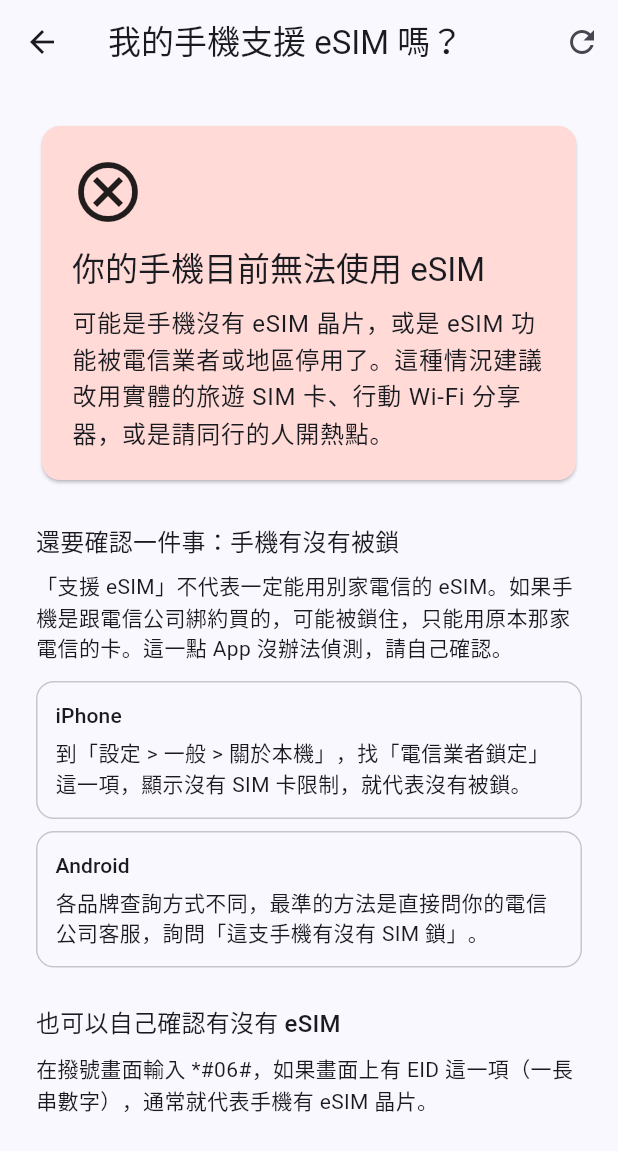
After one commit to ella618s/esim_guide, a Flutter app: the EsimCheckPage screen opened directly, after a tap on the "refresh" icon, on a phone screen of 412 x 824 dp. The commit adds this screen. Shown: the top 1151 px of the screen. Run offline on Flutter 3.47's test engine with Material 3 defaults, Android fonts, the phone set to English and light mode, and no system bars; our stand-ins replace flutter_riverpod, shared_preferences; accounts and stored records are empty.

Commit message:
偵測手機是否支援 eSIM（原生平台整合）

```diff
--- /dev/null
+++ b/lib/esim_check_page.dart
@@ -0,0 +1,149 @@
+import 'package:flutter/material.dart';
+import 'package:flutter_riverpod/flutter_riverpod.dart';
+
+import 'esim_support.dart';
+import 'providers.dart';
+
+/// 檢查這支手機支不支援 eSIM。
+/// 結果有三種：支援、不支援、無法判斷，每一種告訴使用者「接下來該做什麼」。
+class EsimCheckPage extends ConsumerWidget {
+  const EsimCheckPage({super.key});
+
+  @override
+  Widget build(BuildContext context, WidgetRef ref) {
+    final supportAsync = ref.watch(esimSupportProvider);
+
+    return Scaffold(
+      appBar: AppBar(
+        title: const Text('我的手機支援 eSIM 嗎？'),
+        actions: [
+          IconButton(
+            tooltip: '重新檢查',
+            icon: const Icon(Icons.refresh),
+            // invalidate：丟掉舊結果，重新問一次原生程式
+            onPressed: () => ref.invalidate(esimSupportProvider),
+          ),
+        ],
+      ),
+      body: supportAsync.when(
+        loading: () => const Center(child: CircularProgressIndicator()),
+        // checkEsimSupport 已經把所有錯誤轉成 unknown，這裡只是保險
+        error: (_, __) => const _ResultView(support: EsimSupport.unknown),
+        data: (support) => _ResultView(support: support),
+      ),
+    );
+  }
+}
+
+class _ResultView extends StatelessWidget {
+  const _ResultView({required this.support});
+
+  final EsimSupport support;
+
+  @override
+  Widget build(BuildContext context) {
+    final theme = Theme.of(context);
+
+    final IconData icon;
+    final String title;
+    final String body;
+    final Color? color;
+
+    switch (support) {
+      case EsimSupport.supported:
+        icon = Icons.check_circle_outline;
+        title = '你的手機支援 eSIM';
+        body = '這支手機有 eSIM 的功能，可以安裝旅遊 eSIM。';
+        color = theme.colorScheme.tertiaryContainer;
+      case EsimSupport.unsupported:
+        icon = Icons.cancel_outlined;
+        title = '你的手機目前無法使用 eSIM';
+        body = '可能是手機沒有 eSIM 晶片，或是 eSIM 功能被電信業者或地區停用了。'
+            '這種情況建議改用實體的旅遊 SIM 卡、行動 Wi-Fi 分享器，或是請同行的人開熱點。';
+        color = theme.colorScheme.errorContainer;
+      case EsimSupport.unknown:
+        icon = Icons.help_outline;
+        title = '沒辦法自動判斷';
+        body = '這個環境（例如網頁版）查不到手機的資訊，請用下面的方法自己確認。';
+        color = theme.colorScheme.secondaryContainer;
+    }
+
+    return ListView(
+      padding: const EdgeInsets.all(24),
+      children: [
+        Card(
+          color: color,
+          child: Padding(
+            padding: const EdgeInsets.all(20),
+            child: Column(
+              crossAxisAlignment: CrossAxisAlignment.start,
+              children: [
+                Icon(icon, size: 48),
+                const SizedBox(height: 12),
+                Text(title, style: theme.textTheme.titleLarge),
+                const SizedBox(height: 8),
+                Text(body, style: theme.textTheme.bodyLarge),
+              ],
+            ),
+          ),
+        ),
+        const SizedBox(height: 24),
+        Text('還要確認一件事：手機有沒有被鎖', style: theme.textTheme.titleMedium),
+        const SizedBox(height: 8),
+        const Text(
+          '「支援 eSIM」不代表一定能用別家電信的 eSIM。如果手機是跟電信公司綁約買的，'
+          '可能被鎖住，只能用原本那家電信的卡。這一點 App 沒辦法偵測，請自己確認。',
+        ),
+        const SizedBox(height: 12),
+        const _CheckTip(
+          title: 'iPhone',
+          text: '到「設定 > 一般 > 關於本機」，找「電信業者鎖定」這一項，'
+              '顯示沒有 SIM 卡限制，就代表沒有被鎖。',
+        ),
+        const _CheckTip(
+          title: 'Android',
+          text: '各品牌查詢方式不同，最準的方法是直接問你的電信公司客服，'
+              '詢問「這支手機有沒有 SIM 鎖」。',
+        ),
+        const SizedBox(height: 16),
+        Text('也可以自己確認有沒有 eSIM', style: theme.textTheme.titleMedium),
+        const SizedBox(height: 8),
+        const Text(
+          '在撥號畫面輸入 *#06#，如果畫面上有 EID 這一項（一長串數字），'
+          '通常就代表手機有 eSIM 晶片。',
+        ),
+      ],
+    );
+  }
+}
+
+class _CheckTip extends StatelessWidget {
+  const _CheckTip({required this.title, required this.text});
+
+  final String title;
+  final String text;
+
+  @override
+  Widget build(BuildContext context) {
+    final theme = Theme.of(context);
+    return Padding(
+      padding: const EdgeInsets.only(bottom: 8),
+      child: Container(
+        width: double.infinity,
+        padding: const EdgeInsets.all(12),
+        decoration: BoxDecoration(
+          border: Border.all(color: theme.colorScheme.outlineVariant),
+          borderRadius: BorderRadius.circular(12),
+        ),
+        child: Column(
+          crossAxisAlignment: CrossAxisAlignment.start,
+          children: [
+            Text(title, style: theme.textTheme.labelLarge),
+            const SizedBox(height: 4),
+            Text(text),
+          ],
+        ),
+      ),
+    );
+  }
+}
--- /dev/null
+++ b/lib/esim_support.dart
@@ -0,0 +1,30 @@
+import 'package:flutter/foundation.dart' show kIsWeb;
+import 'package:flutter/services.dart';
+
+/// 偵測結果有三種，不是只有「是／否」：
+/// 沒辦法判斷（例如在網頁版、桌面版，或原生程式還沒設定）時，要誠實說「不知道」，
+/// 不能直接當成「不支援」嚇到使用者。
+enum EsimSupport { supported, unsupported, unknown }
+
+/// 和原生程式（Android 的 Kotlin、iOS 的 Swift）溝通的管道。
+/// 名稱要和 MainActivity.kt、AppDelegate.swift 裡的完全一樣。
+const _channel = MethodChannel('com.example.esim_guide/esim');
+
+/// 問原生程式：這支手機支援 eSIM 嗎？
+///
+/// 原生那邊只回答 true／false，這裡再轉成三種結果。
+/// 任何出錯的情況（網頁版、沒有設定原生程式、原生程式丟出錯誤）都回傳 unknown。
+Future<EsimSupport> checkEsimSupport() async {
+  if (kIsWeb) return EsimSupport.unknown;
+
+  try {
+    final result = await _channel.invokeMethod<bool>('isEsimSupported');
+    if (result == null) return EsimSupport.unknown;
+    return result ? EsimSupport.supported : EsimSupport.unsupported;
+  } on MissingPluginException {
+    // 這個平台沒有實作這個方法（網頁、桌面，或原生程式碼還沒加）
+    return EsimSupport.unknown;
+  } on PlatformException {
+    return EsimSupport.unknown;
+  }
+}
--- a/lib/home_page.dart
+++ b/lib/home_page.dart
@@ -1,6 +1,7 @@
 import 'package:flutter/material.dart';
 import 'package:flutter_riverpod/flutter_riverpod.dart';
 
+import 'esim_check_page.dart';
 import 'guide_page.dart';
 import 'landing_page.dart';
 import 'models.dart';
@@ -63,6 +64,13 @@ class HomePage extends ConsumerWidget {
             ],
           ),
           const SizedBox(height: 40),
+          OutlinedButton(
+            onPressed: () => Navigator.of(context).push(
+              MaterialPageRoute<void>(builder: (_) => const EsimCheckPage()),
+            ),
+            child: const Text('我的手機支援 eSIM 嗎？'),
+          ),
+          const SizedBox(height: 12),
           FilledButton(
             onPressed: () => Navigator.of(context).push(
               MaterialPageRoute<void>(builder: (_) => const RecommendPage()),
--- a/lib/providers.dart
+++ b/lib/providers.dart
@@ -3,6 +3,7 @@ import 'package:flutter/foundation.dart'
 import 'package:flutter_riverpod/flutter_riverpod.dart';
 import 'package:shared_preferences/shared_preferences.dart';
 
+import 'esim_support.dart';
 import 'models.dart';
 
 /// 本地儲存（SharedPreferences）。
@@ -155,3 +156,7 @@ final landingDoneProvider =
 /// 沒網路時的排查流程（資料來自 assets/troubleshoot.json）
 final troubleshootProvider =
     FutureProvider<TroubleFlow>((ref) => loadTroubleFlow());
+
+/// 這支手機支援 eSIM 嗎？（問原生程式，結果不存起來，每次進頁面都重新問）
+final esimSupportProvider =
+    FutureProvider.autoDispose<EsimSupport>((ref) => checkEsimSupport());
```
Also changed, not shown: 4 other files.
